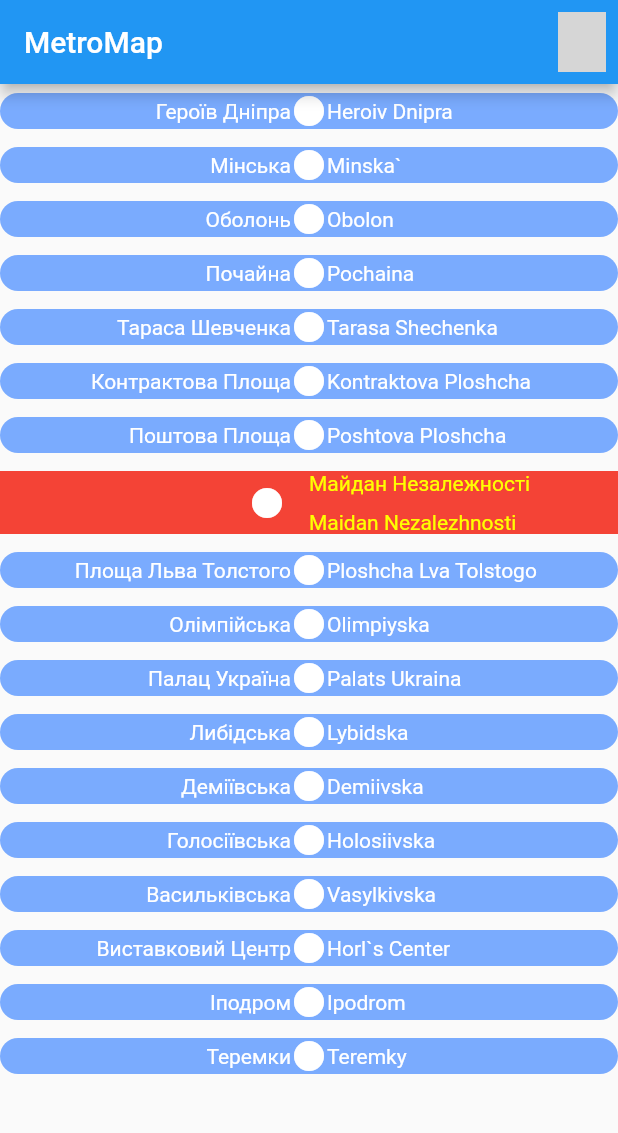
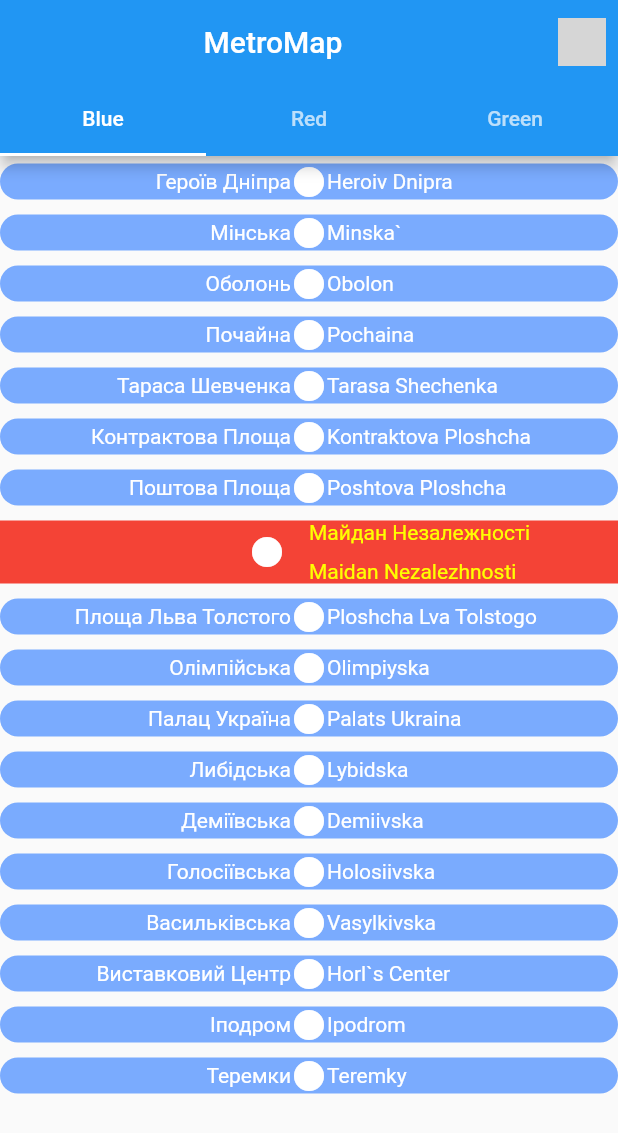
Before and after one commit to VasPers/gamma514, a Flutter app: the screen it shows after launch, on a phone screen of 412 x 824 dp. Shown: the top 1133 px of the screen. Run offline on Flutter 3.47's test engine with Material 2 defaults, Android fonts, the phone set to English and light mode, and no system bars; our stand-ins replace flutter_svg; network calls fail; grey boxes are pictures that could not be loaded.

Commit message:
Commit Message

```diff
--- a/lib/main.dart
+++ b/lib/main.dart
@@ -1,5 +1,6 @@
 import 'package:flutter/material.dart';
 import 'package:ucheba/widgets.dart';
+import 'package:ucheba/metrodata.dart';
 
 void main() {
   const app = App();
--- /dev/null
+++ b/lib/metrodata.dart
@@ -0,0 +1,202 @@
+import 'package:flutter/material.dart';
+import 'package:ucheba/widgets.dart';
+
+class IconAssets {
+  static const String demiivska = 'assets/demiivska.jpg';
+  static const String heroiv = 'assets/heroiv_dnipra.jpg';
+  static const String holosiivska = 'assets/holosiivska.jpg';
+  static const String horl = 'assets/horl.jpg';
+  static const String ipodrom = 'assets/ipodrom.jpg';
+  static const String kontraktova = 'assets/kontraktova.jpg';
+  static const String lva = 'assets/lva.jpg';
+  static const String lybidska = 'assets/lybidska.jpg';
+  static const String maidan = 'assets/maidan.jpg';
+  static const String minska = 'assets/minska.jpg';
+  static const String obolon = 'assets/obolon.jpg';
+  static const String olimpiyska = 'assets/olimpiyska.jpg';
+  static const String palats = 'assets/palats.jpg';
+  static const String pochaina = 'assets/pochaina.jpg';
+  static const String poshtova = 'assets/poshtova.jpg';
+  static const String tarasa = 'assets/tarasa.jpg';
+  static const String teremky = 'assets/teremky.jpg';
+  static const String vasylkivska = 'assets/vasylkivska.jpg';
+  static const String vystavkoviy = 'assets/vystavkoviy.jpg';
+}
+
+class MetroStation {
+  final String ukrName;
+  final String engName;
+  final double depth;
+  final String iconImage;
+  final TransitData? transitData;
+  final BranchType branchType;
+
+  const MetroStation({
+    required this.branchType,
+    this.transitData,
+    required this.depth,
+    required this.iconImage,
+    required this.ukrName,
+    required this.engName,
+  });
+}
+
+List<MetroStation> metroStations = [
+  const MetroStation(
+    ukrName: 'Героїв Дніпра',
+    engName: 'Heroiv Dnipra',
+    iconImage: IconAssets.heroiv,
+    depth: 5,
+
+    branchType: BranchType.blueBranch
+  ),
+  const MetroStation(
+    ukrName: 'Мінська',
+    engName: 'Minska`',
+    iconImage: IconAssets.minska,
+    depth: 8,
+
+    branchType: BranchType.blueBranch
+  ),
+  const MetroStation(
+    ukrName: 'Оболонь',
+    engName: 'Obolon',
+    iconImage: IconAssets.obolon,
+    depth: 6.5,
+
+    branchType: BranchType.blueBranch
+  ),
+  const MetroStation(
+    ukrName: 'Почайна',
+    engName: 'Pochaina',
+    iconImage: IconAssets.pochaina,
+    depth: 6,
+
+    branchType: BranchType.blueBranch
+  ),
+  const MetroStation(
+    ukrName: 'Тараса Шевченка',
+    engName: 'Tarasa Shechenka',
+    iconImage: IconAssets.tarasa,
+    depth: 1000,
+
+    branchType: BranchType.blueBranch
+  ),
+  const MetroStation(
+    ukrName: 'Контрактова Площа',
+    engName: 'Kontraktova Ploshcha',
+    iconImage: IconAssets.kontraktova,
+    depth: 8,
+
+    branchType: BranchType.blueBranch
+  ),
+  const MetroStation(
+    ukrName: 'Поштова Площа',
+    engName: 'Poshtova Ploshcha',
+    iconImage: IconAssets.poshtova,
+    depth: 10,
+
+    branchType: BranchType.blueBranch
+  ),
+  const MetroStation(
+    ukrName: 'Майдан Незалежності',
+    engName: 'Maidan Nezalezhnosti',
+    iconImage: IconAssets.maidan,
+    depth: 60,
+    transitData: TransitData(isTransit: true, transitStations: []),
+    branchType: BranchType.blueBranch
+  ),
+  const MetroStation(
+    ukrName: 'Площа Льва Толстого',
+    engName: 'Ploshcha Lva Tolstogo',
+    iconImage: IconAssets.lva,
+    depth: 55,
+
+    branchType: BranchType.blueBranch
+  ),
+  const MetroStation(
+    ukrName: 'Олімпійська',
+    engName: 'Olimpiyska',
+    iconImage: IconAssets.olimpiyska,
+    depth: 37,
+
+    branchType: BranchType.blueBranch
+  ),
+  const MetroStation(
+    ukrName: 'Палац Україна',
+    engName: 'Palats Ukraina',
+    iconImage: IconAssets.palats,
+    depth: 32,
+
+    branchType: BranchType.blueBranch
+  ),
+  const MetroStation(
+    ukrName: 'Либідська',
+    engName: 'Lybidska',
+    iconImage: IconAssets.lybidska,
+    depth: 22,
+
+    branchType: BranchType.blueBranch
+  ),
+  const MetroStation(
+    ukrName: 'Деміївська',
+    engName: 'Demiivska',
+    iconImage: IconAssets.demiivska,
+    depth: 12,
+
+    branchType: BranchType.blueBranch
+  ),
+  const MetroStation(
+    ukrName: 'Голосіївська',
+    engName: 'Holosiivska',
+    iconImage: IconAssets.holosiivska,
+    depth: 12,
+
+    branchType: BranchType.blueBranch
+  ),
+  const MetroStation(
+    ukrName: 'Васильківська',
+    engName: 'Vasylkivska',
+    iconImage: IconAssets.vasylkivska,
+    depth: 8,
+
+    branchType: BranchType.blueBranch
+  ),
+  const MetroStation(
+    ukrName: 'Виставковий Центр',
+    engName: 'Horl`s Center',
+    iconImage: IconAssets.horl,
+    depth: 8,
+
+    branchType: BranchType.blueBranch
+  ),
+  const MetroStation(
+    ukrName: 'Іподром',
+    engName: 'Ipodrom',
+    iconImage: IconAssets.ipodrom,
+    depth: 12,
+
+    branchType: BranchType.blueBranch
+  ),
+  const MetroStation(
+    ukrName: 'Теремки',
+    engName: 'Teremky',
+    iconImage: IconAssets.teremky,
+    depth: 15,
+
+    branchType: BranchType.blueBranch
+  ),
+];
+
+enum BranchType{
+  blueBranch,
+  redBranch,
+  greenBranch
+}
+class TransitData{
+  final bool isTransit;
+  final List<MetroStation> transitStations;
+
+  const TransitData({required this.transitStations, required this.isTransit});
+
+}
--- a/lib/widgets.dart
+++ b/lib/widgets.dart
@@ -1,175 +1,71 @@
 import 'package:flutter/material.dart';
 import 'package:flutter_svg/flutter_svg.dart';
+import 'package:ucheba/metrodata.dart';
 
 class App extends StatelessWidget {
   const App({Key? key}) : super(key: key);
 
   @override
   Widget build(BuildContext context) {
-    List<MetroStation> metroStations = [
-      const MetroStation(
-        ukrName: 'Героїв Дніпра',
-        engName: 'Heroiv Dnipra',
-        iconImage: 'assets/Heroiv_Dnipra.jpg',
-        depth: 5,
-        isTransit: false,
+    return MaterialApp(
+        home: SafeArea(
+      child: DefaultTabController(
+        length: 3,
+        child: Scaffold(
+            appBar: AppBar(
+              bottom: const TabBar(tabs: [
+                Tab(
+                  text: 'Blue',
                 ),
-      const MetroStation(
-        ukrName: 'Мінська',
-        engName: 'Minska`',
-        iconImage: 'assets/Minska.jpg',
-        depth: 8,
-        isTransit: false,
+                Tab(
+                  text: 'Red',
                 ),
-      const MetroStation(
-        ukrName: 'Оболонь',
-        engName: 'Obolon',
-        iconImage: 'assets/Obolon.jpg',
-        depth: 6.5,
-        isTransit: false,
-      ),
-      const MetroStation(
-        ukrName: 'Почайна',
-        engName: 'Pochaina',
-        iconImage: 'assets/Pochaina.jpg',
-        depth: 6,
-        isTransit: false,
-      ),
-      const MetroStation(
-        ukrName: 'Тараса Шевченка',
-        engName: 'Tarasa Shechenka',
-        iconImage: 'assets/Tarasa.jpg',
-        depth: 1000,
-        isTransit: false,
-      ),
-      const MetroStation(
-        ukrName: 'Контрактова Площа',
-        engName: 'Kontraktova Ploshcha',
-        iconImage: 'assets/Kontraktova.jpg',
-        depth: 8,
-        isTransit: false,
-      ),
-      const MetroStation(
-        ukrName: 'Поштова Площа',
-        engName: 'Poshtova Ploshcha',
-        iconImage: 'assets/Poshtova.jpg',
-        depth: 10,
-        isTransit: false,
-      ),
-      const MetroStation(
-        ukrName: 'Майдан Незалежності',
-        engName: 'Maidan Nezalezhnosti',
-        iconImage: 'assets/Maidan.jpg',
-        depth: 60,
-        isTransit: true,
-      ),
-      const MetroStation(
-        ukrName: 'Площа Льва Толстого',
-        engName: 'Ploshcha Lva Tolstogo',
-        iconImage: 'assets/LvaTolstogo.jpg',
-        depth: 55,
-        isTransit: false,
-      ),
-      const MetroStation(
-        ukrName: 'Олімпійська',
-        engName: 'Olimpiyska',
-        iconImage: 'assets/Olimpiyska.jpg',
-        depth: 37,
-        isTransit: false,
-      ),
-      const MetroStation(
-        ukrName: 'Палац Україна',
-        engName: 'Palats Ukraina',
-        iconImage: 'assets/PalatsaUkraine.jpg',
-        depth: 32,
-        isTransit: false,
-      ),
-      const MetroStation(
-        ukrName: 'Либідська',
-        engName: 'Lybidska',
-        iconImage: 'assets/Lybidska.jpg',
-        depth: 22,
-        isTransit: false,
-      ),
-      const MetroStation(
-        ukrName: 'Деміївська',
-        engName: 'Demiivska',
-        iconImage: 'assets/Demiivska.jpg',
-        depth: 12,
-        isTransit: false,
-      ),
-      const MetroStation(
-        ukrName: 'Голосіївська',
-        engName: 'Holosiivska',
-        iconImage: 'assets/Holosiivska.jpg',
-        depth: 12,
-        isTransit: false,
-      ),
-      const MetroStation(
-        ukrName: 'Васильківська',
-        engName: 'Vasylkivska',
-        iconImage: 'Vasylkivska.jpg',
-        depth: 8,
-        isTransit: false,
-      ),
-      const MetroStation(
-        ukrName: 'Виставковий Центр',
-        engName: 'Horl`s Center',
-        iconImage: 'assets/Horl.jpg',
-        depth: 8,
-        isTransit: false,
-      ),
-      const MetroStation(
-        ukrName: 'Іподром',
-        engName: 'Ipodrom',
-        iconImage: 'assets/Ipodrom.jpg',
-        depth: 12,
-        isTransit: false,
-      ),
-      const MetroStation(
-        ukrName: 'Теремки',
-        engName: 'Teremky',
-        iconImage: 'assets/Teremky.jpg',
-        depth: 15,
-        isTransit: false,
-      ),
-    ];
-    return MaterialApp(
-        home: Scaffold(
-            appBar: AppBar(
-              title: const Text(
+                Tab(
+                  text: 'Green',
+                )
+              ]),
+              title: const Align(
+                alignment: Alignment.center,
+                child: Text(
                   'MetroMap',
                   textAlign: TextAlign.center,
                 ),
+              ),
               actions: [
-                IconButton(
+                Align(
+                  child: IconButton(
                       onPressed: null,
                       icon: SvgPicture.network(
-                        'https://www.svgrepo.com/show/43991/kiev-metro-logo.svg'))
+                          'https://www.svgrepo.com/show/43991/kiev-metro-logo.svg')),
+                )
               ],
             ),
-            body: Column(
-              children: metroStations
+            body: TabBarView(children: [
+              Builder(
+                builder: (context) {
+                  final List<MetroStation> blueMetroStation = metroStations.where((element) => element.branchType == BranchType.blueBranch).toList();
+                  return Column(
+                    children: blueMetroStation
                         .map((station) => Container(
-                        margin: const EdgeInsets.symmetric(vertical: 6),
+                              margin: const EdgeInsets.symmetric(vertical: 5),
                               decoration: BoxDecoration(
-                          borderRadius: station.isTransit
-                              ? const BorderRadius.all(Radius.elliptical(20, 0))
+                                borderRadius: station.transitData?.isTransit ?? false
+                                    ? const BorderRadius.all(
+                                        Radius.elliptical(20, 0))
                                     : const BorderRadius.all(Radius.circular(220)),
-                          color: station.isTransit
+                                color: station.transitData?.isTransit ?? false
                                     ? Colors.red
                                     : Colors.blueAccent.withOpacity(0.7),
                               ),
                               width: double.infinity,
-                        child: station.isTransit
+                              child: station.transitData?.isTransit ?? false
                                   ? Row(
                                       children: [
                                         Expanded(
                                             child: Padding(
-                                        padding:
-                                            const EdgeInsets.only(left: 150),
-                                        child: ClickableIconDialog(
-                                            station: station),
+                                          padding: const EdgeInsets.only(left: 150),
+                                          child:
+                                              ClickableIconDialog(station: station),
                                         )),
                                         Expanded(
                                           child: Column(
@@ -182,7 +78,9 @@ class App extends StatelessWidget {
                                                   color: Colors.yellowAccent,
                                                 ),
                                               ),
-                                        SizedBox(height: 10,),
+                                              const SizedBox(
+                                                height: 10,
+                                              ),
                                               Text(
                                                 station.engName,
                                                 style: const TextStyle(
@@ -198,42 +96,176 @@ class App extends StatelessWidget {
                                           flex: 1,
                                           child: Text(
                                             station.ukrName,
-                                      style:
-                                          const TextStyle(color: Colors.white),
+                                            style: const TextStyle(
+                                                color: Colors.white),
                                             textAlign: TextAlign.right,
                                           )),
                                       Center(
-                                  child: ClickableIconDialog(station: station),
+                                        child:
+                                            ClickableIconDialog(station: station),
                                       ),
                                       Expanded(
                                           flex: 1,
                                           child: Text(
                                             station.engName,
-                                      style:
-                                          const TextStyle(color: Colors.white),
+                                            style: const TextStyle(
+                                                color: Colors.white),
                                             textAlign: TextAlign.left,
                                           )),
                                     ]),
                             ))
                         .toList(),
-            )));
+                  );
                 }
+              ),
+              Column(
+                children: metroStations
+                    .map((station) => Container(
+                          margin: const EdgeInsets.symmetric(vertical: 5),
+                          decoration: BoxDecoration(
+                            borderRadius: station.transitData?.isTransit ?? false
+                                ? const BorderRadius.all(
+                                    Radius.elliptical(20, 0))
+                                : const BorderRadius.all(Radius.circular(220)),
+                            color: station.transitData?.isTransit ?? false
+                                ? Colors.red
+                                : Colors.blueAccent.withOpacity(0.7),
+                          ),
+                          width: double.infinity,
+                          child: station.transitData?.isTransit ?? false
+                              ? Row(
+                                  children: [
+                                    Expanded(
+                                        child: Padding(
+                                      padding: const EdgeInsets.only(left: 150),
+                                      child:
+                                          ClickableIconDialog(station: station),
+                                    )),
+                                    Expanded(
+                                      child: Column(
+                                        crossAxisAlignment:
+                                            CrossAxisAlignment.start,
+                                        children: [
+                                          Text(
+                                            station.ukrName,
+                                            style: const TextStyle(
+                                              color: Colors.yellowAccent,
+                                            ),
+                                          ),
+                                          const SizedBox(
+                                            height: 10,
+                                          ),
+                                          Text(
+                                            station.engName,
+                                            style: const TextStyle(
+                                                color: Colors.yellowAccent),
+                                          )
+                                        ],
+                                      ),
+                                    ),
+                                  ],
+                                )
+                              : Row(children: [
+                                  Expanded(
+                                      flex: 1,
+                                      child: Text(
+                                        station.ukrName,
+                                        style: const TextStyle(
+                                            color: Colors.white),
+                                        textAlign: TextAlign.right,
+                                      )),
+                                  Center(
+                                    child:
+                                        ClickableIconDialog(station: station),
+                                  ),
+                                  Expanded(
+                                      flex: 1,
+                                      child: Text(
+                                        station.engName,
+                                        style: const TextStyle(
+                                            color: Colors.white),
+                                        textAlign: TextAlign.left,
+                                      )),
+                                ]),
+                        ))
+                    .toList(),
+              ),
+              Column(
+                children: metroStations
+                    .map((station) => Container(
+                          margin: const EdgeInsets.symmetric(vertical: 5),
+                          decoration: BoxDecoration(
+                            borderRadius: station.transitData?.isTransit ?? false
+                                ? const BorderRadius.all(
+                                    Radius.elliptical(20, 0))
+                                : const BorderRadius.all(Radius.circular(220)),
+                            color: station.transitData?.isTransit ?? false
+                                ? Colors.red
+                                : Colors.blueAccent.withOpacity(0.7),
+                          ),
+                          width: double.infinity,
+                          child: station.transitData?.isTransit ?? false
+                              ? Row(
+                                  children: [
+                                    Expanded(
+                                        child: Padding(
+                                      padding: const EdgeInsets.only(left: 150),
+                                      child:
+                                          ClickableIconDialog(station: station),
+                                    )),
+                                    Expanded(
+                                      child: Column(
+                                        crossAxisAlignment:
+                                            CrossAxisAlignment.start,
+                                        children: [
+                                          Text(
+                                            station.ukrName,
+                                            style: const TextStyle(
+                                              color: Colors.yellowAccent,
+                                            ),
+                                          ),
+                                          const SizedBox(
+                                            height: 10,
+                                          ),
+                                          Text(
+                                            station.engName,
+                                            style: const TextStyle(
+                                                color: Colors.yellowAccent),
+                                          )
+                                        ],
+                                      ),
+                                    ),
+                                  ],
+                                )
+                              : Row(children: [
+                                  Expanded(
+                                      flex: 1,
+                                      child: Text(
+                                        station.ukrName,
+                                        style: const TextStyle(
+                                            color: Colors.white),
+                                        textAlign: TextAlign.right,
+                                      )),
+                                  Center(
+                                    child:
+                                        ClickableIconDialog(station: station),
+                                  ),
+                                  Expanded(
+                                      flex: 1,
+                                      child: Text(
+                                        station.engName,
+                                        style: const TextStyle(
+                                            color: Colors.white),
+                                        textAlign: TextAlign.left,
+                                      )),
+                                ]),
+                        ))
+                    .toList(),
+              ),
+            ])),
+      ),
+    ));
   }
-
-class MetroStation {
-  final String ukrName;
-  final String engName;
-  final double depth;
-  final String iconImage;
-  final bool isTransit;
-
-  const MetroStation({
-    required this.isTransit,
-    required this.depth,
-    required this.iconImage,
-    required this.ukrName,
-    required this.engName,
-  });
 }
 
 class ClickableIconDialog extends StatelessWidget {
@@ -254,7 +286,6 @@ class ClickableIconDialog extends StatelessWidget {
                   mainAxisSize: MainAxisSize.min,
                   children: [
                     Container(
-
                       child: Image.asset(station.iconImage),
                     ),
                     Text('Глубина метро ${station.depth}м'),
@@ -273,11 +304,3 @@ class ClickableIconDialog extends StatelessWidget {
         ));
   }
 }
-
-// child: Container(
-// width: 10,
-// height: 10,
-// decoration: BoxDecoration(
-// shape: BoxShape.circle,
-// color: station.isTransit? Colors.red : Colors.blueGrey,
-// ))
```
Also changed, not shown: assets/lva.jpg (renamed from assets/LvaTolstogo.jpg), assets/palats.jpg (renamed from assets/PalatsUkraine.jpg), assets/vystavkoviy.jpg (renamed from assets/VystavkovyiTsentr.jpg). Lines whose indentation alone changed are shown as unchanged.
